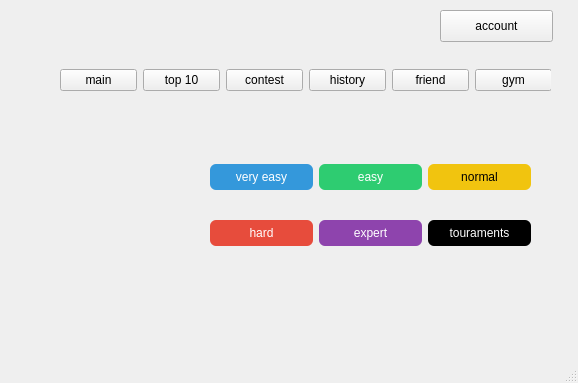
Qt form gym.ui (trantienkhoa13/pta6final) before a commit.
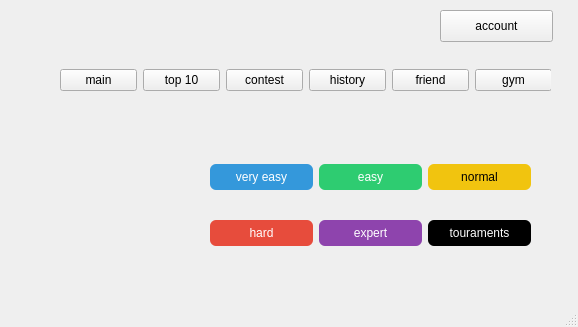
The same form after that commit. Icons and pictures are not drawn.

```diff
--- a/gym.ui
+++ b/gym.ui
@@ -7,7 +7,7 @@
     <x>0</x>
     <y>0</y>
     <width>578</width>
-    <height>383</height>
+    <height>327</height>
    </rect>
   </property>
   <property name="windowTitle">
```
Left out of the diff: 2 changed lines with no effect on the pictures.
